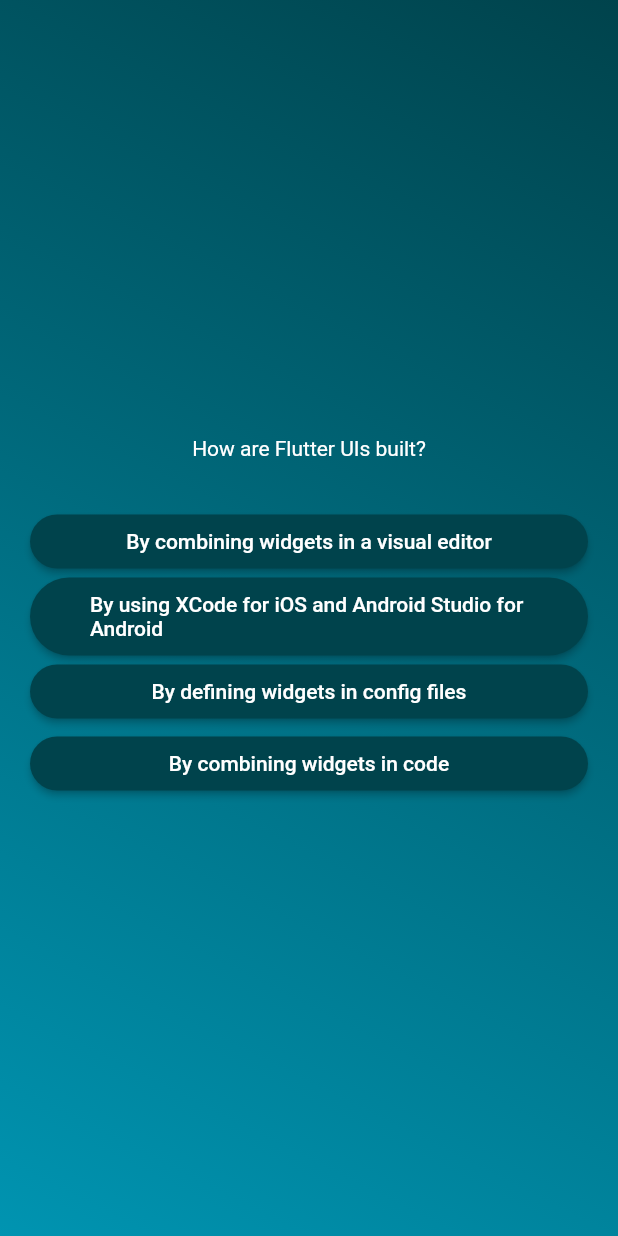
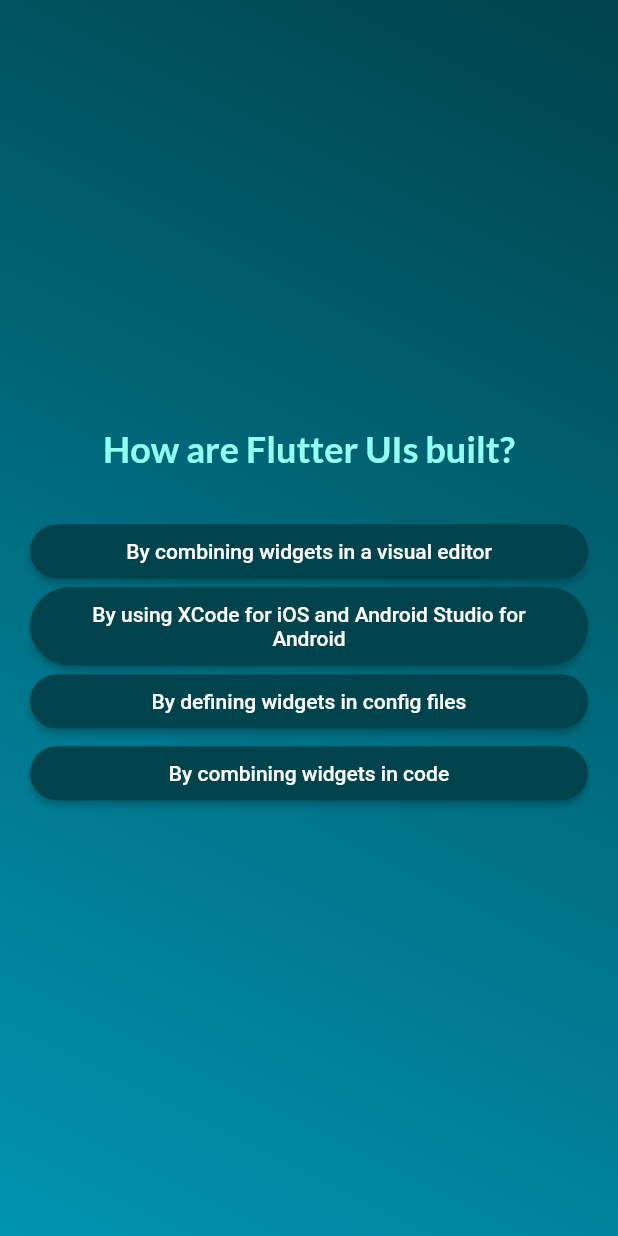
Before and after one commit to CottonCastle/flutter_projects, a Flutter app: the screen it shows after launch, after a tap on "Start Quiz", after a tap on "Components", on a phone screen of 412 x 824 dp. Run offline on Flutter 3.47's test engine with Material 2 defaults, Android fonts, the phone set to English and light mode, and no system bars; our stand-ins replace google_fonts.

Commit message:
Add files via upload

```diff
--- a/quiz_app/lib/answer_button.dart
+++ b/quiz_app/lib/answer_button.dart
@@ -27,7 +27,10 @@ class AnswerButton extends StatelessWidget {
           borderRadius: BorderRadius.circular(40)
         )
       ),
-      child: Text(answerText)
+      child: Text(
+        answerText,
+        textAlign: TextAlign.center,
+      ),
     );
   }
 }
--- a/quiz_app/lib/background.dart
+++ b/quiz_app/lib/background.dart
@@ -1,5 +1,8 @@
 import 'package:flutter/material.dart';
+
+import 'package:quiz_app/data/questions.dart';
 import 'package:quiz_app/questions_screen.dart';
+import 'package:quiz_app/results_screen.dart';
 import 'package:quiz_app/starting_screen.dart';
 
 // ignore: must_be_immutable
@@ -15,6 +18,7 @@ class Layout extends StatefulWidget {
 
 class _LayoutState extends State<Layout> {
 
+  List<String> selectedAnswers = [];
   Widget? activeScreen;
 
   @override
@@ -25,7 +29,25 @@ class _LayoutState extends State<Layout> {
 
   void switchScreen() {
     setState(() {
-      activeScreen = const QuestionsScreen();
+      activeScreen = QuestionsScreen(chooseAnswer);
+    });
+  }
+
+  void chooseAnswer(String answer) {
+    selectedAnswers.add(answer);
+    if (selectedAnswers.length == questions.length) {
+      setState(() {
+        activeScreen = ResultsScreen(
+          chosenAnswers: selectedAnswers,
+        );
+      });
+    }
+  }
+
+  void restart() {
+    setState(() {
+      selectedAnswers = [];
+      activeScreen = EntryColumn(switchScreen);
     });
   }
 
--- a/quiz_app/lib/questions_screen.dart
+++ b/quiz_app/lib/questions_screen.dart
@@ -1,9 +1,13 @@
 import 'package:flutter/material.dart';
+import 'package:google_fonts/google_fonts.dart';
+
 import 'package:quiz_app/answer_button.dart';
 import 'package:quiz_app/data/questions.dart';
 
 class QuestionsScreen extends StatefulWidget {
-  const QuestionsScreen({super.key});
+  const QuestionsScreen(this.onSelectedAnswer, {super.key});
+
+  final void Function(String answer) onSelectedAnswer;
 
   @override
   State<QuestionsScreen> createState() {
@@ -14,8 +18,9 @@ class QuestionsScreen extends StatefulWidget {
 class _QuestionsScreenState extends State<QuestionsScreen> {
   int currentQuestionIndex = 0;
 
-  void answerQuestion() {
+  void answerQuestion(String selectedAnswer) {
     setState(() {
+      widget.onSelectedAnswer(selectedAnswer);
       currentQuestionIndex++;
     });
   }
@@ -34,15 +39,20 @@ class _QuestionsScreenState extends State<QuestionsScreen> {
           children: [
             Text(
               currentQuestion.text,
-              style: const TextStyle(
-                color: Colors.white
+              style: GoogleFonts.lato(
+                color: const Color.fromARGB(255, 145, 255, 240),
+                fontSize: 24,
+                fontWeight: FontWeight.bold
               ),
               textAlign: TextAlign.center,
             ),
             const SizedBox(height: 30),
             ...currentQuestion.getShuffledAnswers().map((answer) {
-              return AnswerButton(answerText: answer,
-              onTap: answerQuestion
+              return AnswerButton(
+                answerText: answer,
+                onTap: () {
+                  answerQuestion(answer);
+                }
               );
             }),
           ],
```
Also changed, not shown: quiz_app/lib/questions_summary.dart (added, +90 -0 lines), quiz_app/lib/results_screen.dart (added, +72 -0 lines).
